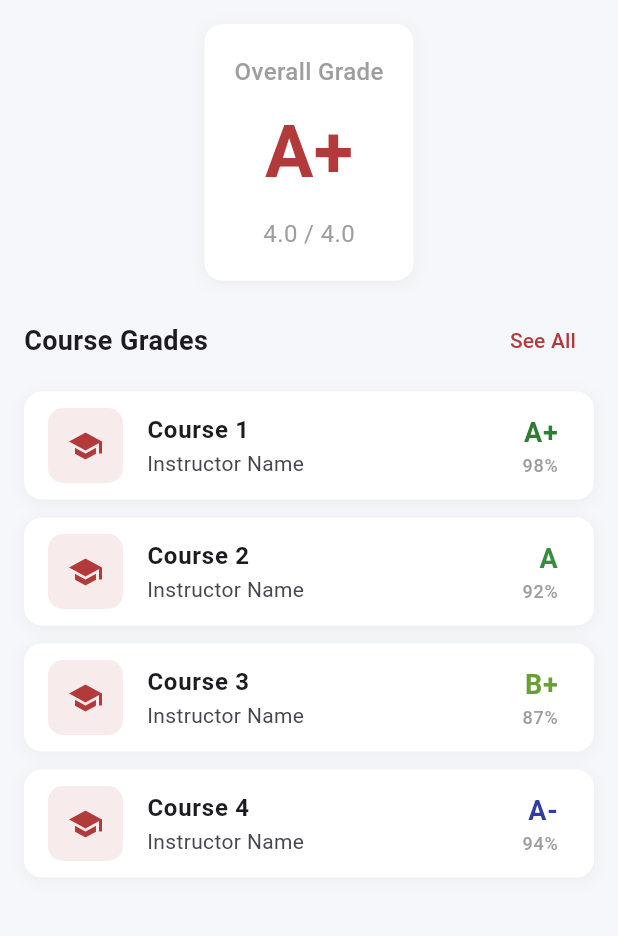
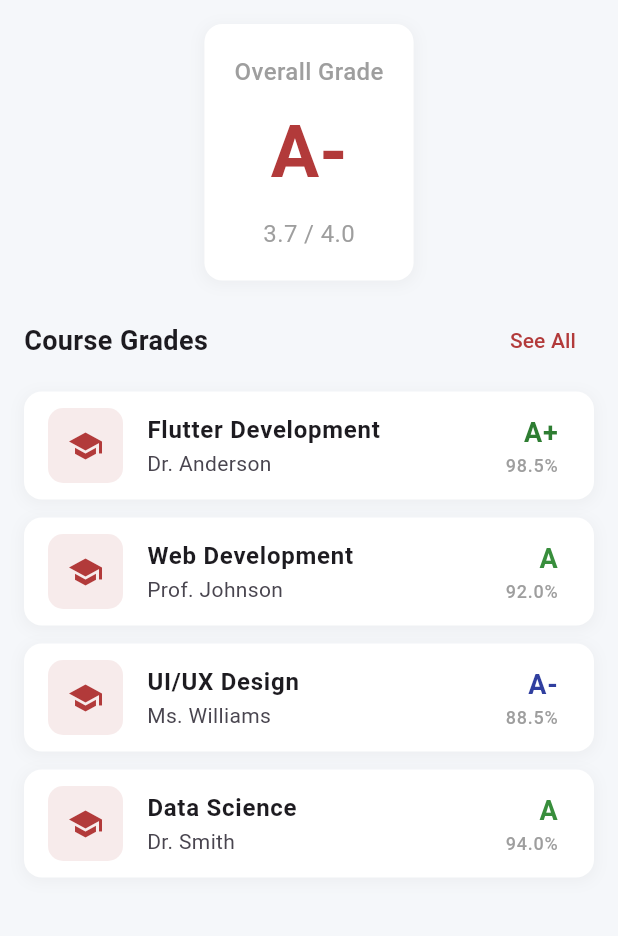
Before and after one commit to MuhammadRidwanollah/learnix, a Flutter app: the GradesScreen screen opened directly, on a phone screen of 412 x 824 dp, the part 84-1020 px from its top. Run offline on Flutter 3.47's test engine with Material 3 defaults, Android fonts, the light colour scheme and no system bars; accounts and stored records are empty.

Commit message:
menambahkan data nilai pada halaman nilai

```diff
--- a/lib/bottom_nav_bar.dart
+++ b/lib/bottom_nav_bar.dart
@@ -38,7 +38,7 @@ class _BottomNavBarState extends State<BottomNavBar> {
             _selectedIndex == 1 ? Icons.book : Icons.book_outlined,
             color: _selectedIndex == 1 ? const Color(0xFFB23A3A) : Colors.grey,
           ),
-          label: locale.courses,
+          label: locale.learning,
           backgroundColor: Colors.white,
         ),
         BottomNavigationBarItem(
--- a/lib/grades_screen.dart
+++ b/lib/grades_screen.dart
@@ -13,6 +13,46 @@ class _GradesScreenState extends State<GradesScreen> {
   @override
   Widget build(BuildContext context) {
     final locale = AppLocalizations.of(context);
+
+    // Data palsu untuk nilai
+    final List<Map<String, String>> gradesData = [
+      {
+        'course': locale.flutterDevelopment,
+        'instructor': 'Dr. Anderson',
+        'letterGrade': locale.aPlus,
+        'percentage': '98.5',
+        'gradePoint': '4.0',
+      },
+      {
+        'course': locale.webDevelopment,
+        'instructor': 'Prof. Johnson',
+        'letterGrade': locale.a,
+        'percentage': '92.0',
+        'gradePoint': '3.7',
+      },
+      {
+        'course': locale.uiUxDesign,
+        'instructor': 'Ms. Williams',
+        'letterGrade': locale.aMinus,
+        'percentage': '88.5',
+        'gradePoint': '3.3',
+      },
+      {
+        'course': locale.dataScience,
+        'instructor': 'Dr. Smith',
+        'letterGrade': locale.a,
+        'percentage': '94.0',
+        'gradePoint': '3.7',
+      },
+    ];
+
+    // Menghitung overall grade
+    double totalGradePoint = 0;
+    for (var grade in gradesData) {
+      totalGradePoint += double.tryParse(grade['gradePoint'] ?? '0.0') ?? 0.0;
+    }
+    double overallGPA = totalGradePoint / gradesData.length;
+    String overallLetterGrade = _getOverallLetterGrade(overallGPA);
 
     return Scaffold(
       backgroundColor: const Color(0xFFF5F7FA),
@@ -59,7 +99,7 @@ class _GradesScreenState extends State<GradesScreen> {
                   ),
                   const SizedBox(height: 8),
                   Text(
-                    'A+',
+                    overallLetterGrade,
                     style: TextStyle(
                       fontSize: 48,
                       fontWeight: FontWeight.bold,
@@ -67,8 +107,8 @@ class _GradesScreenState extends State<GradesScreen> {
                     ),
                   ),
                   const SizedBox(height: 8),
-                  const Text(
-                    '4.0 / 4.0',
+                  Text(
+                    '${overallGPA.toStringAsFixed(1)} / 4.0',
                     style: TextStyle(
                       fontSize: 16,
                       color: Colors.grey,
@@ -111,8 +151,9 @@ class _GradesScreenState extends State<GradesScreen> {
                 shrinkWrap: true,
                 physics: const NeverScrollableScrollPhysics(),
                 padding: const EdgeInsets.symmetric(horizontal: 16.0),
-                itemCount: 4,
+                itemCount: gradesData.length,
                 itemBuilder: (context, index) {
+                  final grade = gradesData[index];
                   return Container(
                     margin: const EdgeInsets.only(bottom: 12),
                     decoration: BoxDecoration(
@@ -141,24 +182,24 @@ class _GradesScreenState extends State<GradesScreen> {
                         ),
                       ),
                       title: Text(
-                        '${locale.course} ${index + 1}',
+                        grade['course'] ?? '${locale.course} ${index + 1}',
                         style: const TextStyle(fontWeight: FontWeight.bold),
                       ),
-                      subtitle: Text(locale.instructorName),
+                      subtitle: Text(grade['instructor'] ?? locale.instructorName),
                       trailing: Column(
                         mainAxisAlignment: MainAxisAlignment.center,
                         crossAxisAlignment: CrossAxisAlignment.end,
                         children: [
                           Text(
-                            _getGrade(index),
+                            grade['letterGrade'] ?? _getLetterGrade(index),
                             style: TextStyle(
                               fontSize: 18,
                               fontWeight: FontWeight.bold,
-                              color: _getGradeColor(index),
+                              color: _getGradeColorForLetter(grade['letterGrade'] ?? _getLetterGrade(index)),
                             ),
                           ),
                           Text(
-                            '${_getPercentage(index)}%',
+                            '${grade['percentage']}%',
                             style: const TextStyle(
                               fontSize: 12,
                               color: Colors.grey,
@@ -170,9 +211,9 @@ class _GradesScreenState extends State<GradesScreen> {
                         Navigator.of(context).push(
                           MaterialPageRoute(
                             builder: (context) => GradeDetailScreen(
-                              courseName: '${locale.course} ${index + 1}',
-                              grade: '98.5',
-                              letterGrade: 'A+',
+                              courseName: grade['course'] ?? '${locale.course} ${index + 1}',
+                              grade: grade['percentage'] ?? '98.5',
+                              letterGrade: grade['letterGrade'] ?? 'A+',
                             ),
                           ),
                         );
@@ -190,24 +231,51 @@ class _GradesScreenState extends State<GradesScreen> {
     );
   }
 
-  String _getGrade(int index) {
+  String _getLetterGrade(int index) {
     final locale = AppLocalizations.of(context);
     List<String> grades = [locale.aPlus, locale.a, locale.bPlus, locale.aMinus];
     return grades[index % grades.length];
   }
 
-  Color _getGradeColor(int index) {
-    List<Color> colors = [
-      const Color(0xFF2E7D32), // Green for A+
-      const Color(0xFF388E3C), // Green for A
-      const Color(0xFF689F38), // Light green for B+
-      const Color(0xFF303F9F), // Blue for A-
-    ];
-    return colors[index % colors.length];
+  Color _getGradeColorForLetter(String letterGrade) {
+    final locale = AppLocalizations.of(context);
+
+    if (letterGrade == locale.aPlus || letterGrade == 'A+') {
+      return const Color(0xFF2E7D32); // Green for A+
+    } else if (letterGrade == locale.a || letterGrade == 'A') {
+      return const Color(0xFF388E3C); // Green for A
+    } else if (letterGrade == locale.bPlus || letterGrade == 'B+') {
+      return const Color(0xFF689F38); // Light green for B+
+    } else if (letterGrade == locale.aMinus || letterGrade == 'A-') {
+      return const Color(0xFF303F9F); // Blue for A-
+    } else {
+      return const Color(0xFF2E7D32); // Default to green
+    }
   }
 
-  int _getPercentage(int index) {
-    List<int> percentages = [98, 92, 87, 94];
-    return percentages[index % percentages.length];
+  String _getOverallLetterGrade(double gpa) {
+    final locale = AppLocalizations.of(context);
+
+    if (gpa >= 3.7) {
+      return locale.a;
+    } else if (gpa >= 3.3) {
+      return locale.aMinus;
+    } else if (gpa >= 3.0) {
+      return locale.bPlus;
+    } else if (gpa >= 2.7) {
+      return locale.b;
+    } else if (gpa >= 2.3) {
+      return locale.bMinus;
+    } else if (gpa >= 2.0) {
+      return locale.cPlus;
+    } else if (gpa >= 1.7) {
+      return locale.c;
+    } else if (gpa >= 1.3) {
+      return locale.cMinus;
+    } else if (gpa >= 1.0) {
+      return locale.d;
+    } else {
+      return locale.f;
+    }
   }
 }
--- a/lib/localization/app_localizations.dart
+++ b/lib/localization/app_localizations.dart
@@ -170,6 +170,13 @@ class AppLocalizations {
   String get a => t('a');
   String get bPlus => t('bPlus');
   String get aMinus => t('aMinus');
+  String get b => t('b');
+  String get bMinus => t('bMinus');
+  String get c => t('c');
+  String get cMinus => t('cMinus');
+  String get cPlus => t('cPlus');
+  String get d => t('d');
+  String get f => t('f');
   String get assignment => t('assignment');
   String get courseAssignments => t('courseAssignments');
   String get courseQuizzes => t('courseQuizzes');
@@ -415,6 +422,13 @@ class AppLocalizations {
       'a': 'A',
       'bPlus': 'B+',
       'aMinus': 'A-',
+      'b': 'B',
+      'bMinus': 'B-',
+      'c': 'C',
+      'cMinus': 'C-',
+      'cPlus': 'C+',
+      'd': 'D',
+      'f': 'F',
       'assignment': 'Tugas',
       'courseAssignments': 'Tugas Kursus',
       'courseQuizzes': 'Kuis Kursus',
@@ -666,6 +680,13 @@ class AppLocalizations {
       'a': 'A',
       'bPlus': 'B+',
       'aMinus': 'A-',
+      'b': 'B',
+      'bMinus': 'B-',
+      'c': 'C',
+      'cMinus': 'C-',
+      'cPlus': 'C+',
+      'd': 'D',
+      'f': 'F',
       'assignment': 'Assignment',
       'courseAssignments': 'Course Assignments',
       'courseQuizzes': 'Course Quizzes',
```
Also changed, not shown: lib/assignments_screen.dart (+79 -14 lines), lib/main.dart (+5 -5 lines).
